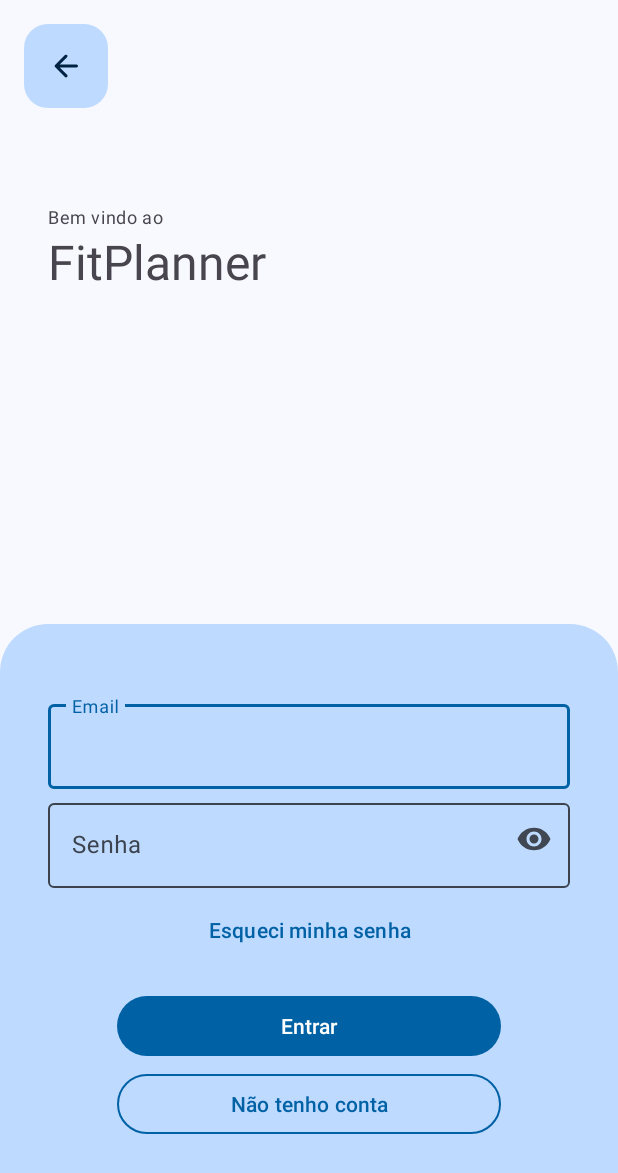
After one commit to gfreiresantos95/fitplanner, an Android app: the LoginActivity screen opened directly, with no data from a screen before it, on a phone screen of 412 x 824 dp. The commit adds this screen. Shown: the top 1173 px of the screen. Run offline under Robolectric (Android 15) with nearby library versions, the phone set to English and light mode, and no system bars.

Commit message:
Adding login activity, click events and styles

```diff
--- a/app/src/main/AndroidManifest.xml
+++ b/app/src/main/AndroidManifest.xml
@@ -16,6 +16,9 @@
             android:name=".MainActivity"
             android:exported="true" />
         <activity
+            android:name=".LoginActivity"
+            android:exported="false" />
+        <activity
             android:name=".LoginOptionsActivity"
             android:exported="true">
             <intent-filter>
--- /dev/null
+++ b/app/src/main/java/com/gabrielfreire/fitplanner/LoginActivity.kt
@@ -0,0 +1,29 @@
+package com.gabrielfreire.fitplanner
+
+import android.os.Bundle
+import androidx.activity.enableEdgeToEdge
+import androidx.appcompat.app.AppCompatActivity
+import androidx.core.view.ViewCompat
+import androidx.core.view.WindowInsetsCompat
+import com.gabrielfreire.fitplanner.databinding.ActivityLoginBinding
+
+class LoginActivity : AppCompatActivity() {
+
+    private lateinit var loginBinding: ActivityLoginBinding
+
+    override fun onCreate(savedInstanceState: Bundle?) {
+        super.onCreate(savedInstanceState)
+        loginBinding = ActivityLoginBinding.inflate(layoutInflater)
+        setContentView(loginBinding.root)
+
+        setListeners()
+    }
+
+    private fun setListeners() {
+        with(loginBinding) {
+            fabLoginBack.setOnClickListener {
+                finish()
+            }
+        }
+    }
+}
--- a/app/src/main/java/com/gabrielfreire/fitplanner/LoginOptionsActivity.kt
+++ b/app/src/main/java/com/gabrielfreire/fitplanner/LoginOptionsActivity.kt
@@ -1,5 +1,6 @@
 package com.gabrielfreire.fitplanner
 
+import android.content.Intent
 import android.os.Bundle
 import androidx.activity.enableEdgeToEdge
 import androidx.appcompat.app.AppCompatActivity
@@ -15,5 +16,24 @@ class LoginOptionsActivity : AppCompatActivity() {
         super.onCreate(savedInstanceState)
         loginOptionsBinding = ActivityLoginOptionsBinding.inflate(layoutInflater)
         setContentView(loginOptionsBinding.root)
+
+        setListeners()
+    }
+
+    private fun setListeners() {
+        with(loginOptionsBinding) {
+            btnStudentLoginOption.setOnClickListener {
+                goToLogin()
+            }
+
+            btnPersonalTrainerLoginOption.setOnClickListener {
+                goToLogin()
+            }
+        }
+    }
+
+    private fun goToLogin() {
+        val intent = Intent(this@LoginOptionsActivity, LoginActivity::class.java)
+        startActivity(intent)
     }
 }
--- /dev/null
+++ b/app/src/main/res/drawable/arrow_back_24px.xml
@@ -0,0 +1,11 @@
+<vector xmlns:android="http://schemas.android.com/apk/res/android"
+    android:width="24dp"
+    android:height="24dp"
+    android:viewportWidth="960"
+    android:viewportHeight="960"
+    android:tint="?attr/colorControlNormal"
+    android:autoMirrored="true">
+  <path
+      android:fillColor="@android:color/white"
+      android:pathData="M313,520L509,716Q521,728 520.5,744Q520,760 508,772Q496,783 480,783.5Q464,784 452,772L188,508Q182,502 179.5,495Q177,488 177,480Q177,472 179.5,465Q182,458 188,452L452,188Q463,177 479.5,177Q496,177 508,188Q520,200 520,216.5Q520,233 508,245L313,440L760,440Q777,440 788.5,451.5Q800,463 800,480Q800,497 788.5,508.5Q777,520 760,520L313,520Z"/>
+</vector>
--- /dev/null
+++ b/app/src/main/res/drawable/custom_outlined_button_stroke_color.xml
@@ -0,0 +1,8 @@
+<?xml version="1.0" encoding="utf-8"?>
+<selector xmlns:android="http://schemas.android.com/apk/res/android">
+
+    <item android:alpha="0.12" android:color="?attr/colorOnSurface" android:state_enabled="false" />
+
+    <item android:color="@color/md_theme_primary" />
+
+</selector>
--- /dev/null
+++ b/app/src/main/res/drawable/custom_text_field_stroke_color.xml
@@ -0,0 +1,12 @@
+<?xml version="1.0" encoding="utf-8"?>
+<selector xmlns:android="http://schemas.android.com/apk/res/android">
+
+    <item android:alpha="@dimen/outlined_text_field_disabled_active_indicator_opacity" android:color="@color/md_theme_onSurface_highContrast" android:state_enabled="false" />
+
+    <item android:color="@color/md_theme_primary" android:state_focused="true" />
+
+    <item android:color="@color/md_theme_onSurface_highContrast" android:state_hovered="true" />
+
+    <item android:color="@color/md_theme_outline_highContrast" />
+
+</selector>
--- /dev/null
+++ b/app/src/main/res/layout/activity_login.xml
@@ -0,0 +1,128 @@
+<?xml version="1.0" encoding="utf-8"?>
+<androidx.constraintlayout.widget.ConstraintLayout xmlns:android="http://schemas.android.com/apk/res/android"
+    xmlns:app="http://schemas.android.com/apk/res-auto"
+    xmlns:tools="http://schemas.android.com/tools"
+    android:id="@+id/cl_login"
+    android:layout_width="match_parent"
+    android:layout_height="match_parent"
+    tools:context=".LoginActivity">
+
+    <com.google.android.material.floatingactionbutton.FloatingActionButton
+        android:id="@+id/fab_login_back"
+        android:layout_width="wrap_content"
+        android:layout_height="wrap_content"
+        android:layout_margin="16dp"
+        app:backgroundTint="@color/md_theme_secondaryContainer"
+        app:elevation="0dp"
+        app:layout_constraintStart_toStartOf="parent"
+        app:layout_constraintTop_toTopOf="parent"
+        app:srcCompat="@drawable/arrow_back_24px"
+        app:tint="@color/md_theme_primary_highContrast" />
+
+    <TextView
+        android:id="@+id/tv_login_title"
+        android:layout_width="wrap_content"
+        android:layout_height="wrap_content"
+        android:layout_marginStart="32dp"
+        android:layout_marginTop="64dp"
+        android:text="@string/app_greeting"
+        android:textAlignment="center"
+        android:textAppearance="?attr/textAppearanceBodySmall"
+        app:layout_constraintStart_toStartOf="parent"
+        app:layout_constraintTop_toBottomOf="@id/fab_login_back" />
+
+    <TextView
+        android:id="@+id/tv_login_subtitle"
+        android:layout_width="wrap_content"
+        android:layout_height="wrap_content"
+        android:layout_marginStart="32dp"
+        android:text="@string/app_name"
+        android:textAlignment="center"
+        android:textAppearance="?attr/textAppearanceHeadlineLarge"
+        app:layout_constraintStart_toStartOf="parent"
+        app:layout_constraintTop_toBottomOf="@id/tv_login_title" />
+
+    <LinearLayout
+        android:id="@+id/ll_login_container"
+        android:layout_width="match_parent"
+        android:layout_height="wrap_content"
+        android:background="@drawable/custom_rounded_borders_background"
+        android:gravity="center"
+        android:orientation="vertical"
+        android:paddingTop="48dp"
+        android:paddingBottom="64dp"
+        app:layout_constraintBottom_toBottomOf="parent">
+
+        <com.google.android.material.textfield.TextInputLayout
+            android:id="@+id/til_login_email"
+            android:layout_width="wrap_content"
+            android:layout_height="wrap_content"
+            android:layout_marginBottom="4dp"
+            android:hint="@string/email"
+            android:textColorHint="@color/md_theme_outline_highContrast"
+            app:boxStrokeColor="@drawable/custom_text_field_stroke_color">
+
+            <com.google.android.material.textfield.TextInputEditText
+                android:id="@+id/tiet_login_email"
+                android:layout_width="wrap_content"
+                android:layout_height="wrap_content"
+                android:imeOptions="actionDone"
+                android:inputType="textEmailAddress"
+                android:maxWidth="488dp"
+                android:minWidth="348dp" />
+
+        </com.google.android.material.textfield.TextInputLayout>
+
+        <com.google.android.material.textfield.TextInputLayout
+            android:id="@+id/til_login_password"
+            android:layout_width="wrap_content"
+            android:layout_height="wrap_content"
+            android:layout_marginBottom="4dp"
+            android:hint="@string/password"
+            android:textColorHint="@color/md_theme_outline_highContrast"
+            app:boxStrokeColor="@drawable/custom_text_field_stroke_color"
+            app:endIconMode="password_toggle">
+
+            <com.google.android.material.textfield.TextInputEditText
+                android:id="@+id/tiet_login_password"
+                android:layout_width="wrap_content"
+                android:layout_height="wrap_content"
+                android:imeOptions="actionDone"
+                android:inputType="textPassword"
+                android:maxWidth="488dp"
+                android:minWidth="348dp" />
+
+        </com.google.android.material.textfield.TextInputLayout>
+
+        <Button
+            android:id="@+id/btn_login_forgot_password"
+            style="@style/Widget.Material3.Button.TextButton"
+            android:layout_width="wrap_content"
+            android:layout_height="wrap_content"
+            android:layout_marginBottom="16dp"
+            android:maxWidth="320dp"
+            android:minWidth="256dp"
+            android:text="@string/forgot_my_password" />
+
+        <Button
+            android:id="@+id/btn_login_sign_in"
+            android:layout_width="wrap_content"
+            android:layout_height="wrap_content"
+            android:layout_marginBottom="4dp"
+            android:maxWidth="320dp"
+            android:minWidth="256dp"
+            android:text="@string/enter" />
+
+        <Button
+            android:id="@+id/btn_login_sign_up"
+            style="?attr/materialButtonOutlinedStyle"
+            android:layout_width="wrap_content"
+            android:layout_height="wrap_content"
+            android:maxWidth="320dp"
+            android:minWidth="256dp"
+            android:text="@string/dont_have_an_account"
+            app:strokeColor="@drawable/custom_outlined_button_stroke_color" />
+
+    </LinearLayout>
+
+</androidx.constraintlayout.widget.ConstraintLayout>
--- a/app/src/main/res/layout/activity_login_options.xml
+++ b/app/src/main/res/layout/activity_login_options.xml
@@ -2,7 +2,7 @@
 <androidx.constraintlayout.widget.ConstraintLayout xmlns:android="http://schemas.android.com/apk/res/android"
     xmlns:app="http://schemas.android.com/apk/res-auto"
     xmlns:tools="http://schemas.android.com/tools"
-    android:id="@+id/main"
+    android:id="@+id/cl_login_options"
     android:layout_width="match_parent"
     android:layout_height="match_parent"
     tools:context=".LoginOptionsActivity">
@@ -31,12 +31,13 @@
         app:layout_constraintTop_toBottomOf="@id/tv_login_option_title" />
 
     <LinearLayout
+        android:id="@+id/ll_login_options_container"
         android:layout_width="match_parent"
         android:layout_height="wrap_content"
         android:background="@drawable/custom_rounded_borders_background"
         android:gravity="center"
         android:orientation="vertical"
-        android:paddingTop="32dp"
+        android:paddingTop="48dp"
         android:paddingBottom="64dp"
         app:layout_constraintBottom_toBottomOf="parent">
 
@@ -44,7 +45,7 @@
             android:id="@+id/btn_student_login_option"
             android:layout_width="wrap_content"
             android:layout_height="wrap_content"
-            android:layout_marginBottom="8dp"
+            android:layout_marginBottom="4dp"
             android:maxWidth="320dp"
             android:minWidth="256dp"
             android:text="@string/i_am_student" />
@@ -56,7 +57,8 @@
             android:layout_height="wrap_content"
             android:maxWidth="320dp"
             android:minWidth="256dp"
-            android:text="@string/i_am_personal_trainer" />
+            android:text="@string/i_am_personal_trainer"
+            app:strokeColor="@drawable/custom_outlined_button_stroke_color" />
 
     </LinearLayout>
 
--- /dev/null
+++ b/app/src/main/res/values/dimen.xml
@@ -0,0 +1,4 @@
+<?xml version="1.0" encoding="utf-8"?>
+<resources>
+    <dimen name="outlined_text_field_disabled_active_indicator_opacity">0.38</dimen>
+</resources>
--- a/app/src/main/res/values/strings.xml
+++ b/app/src/main/res/values/strings.xml
@@ -1,6 +1,12 @@
 <resources>
     <string name="app_name">FitPlanner</string>
     <string name="app_subtitle">Simplificando sua rotina de treinos.</string>
+    <string name="app_greeting">Bem vindo ao</string>
     <string name="i_am_student">Sou Aluno</string>
     <string name="i_am_personal_trainer">Sou Personal Trainer</string>
+    <string name="email">Email</string>
+    <string name="password">Senha</string>
+    <string name="forgot_my_password">Esqueci minha senha</string>
+    <string name="enter">Entrar</string>
+    <string name="dont_have_an_account">Não tenho conta</string>
 </resources>
```
